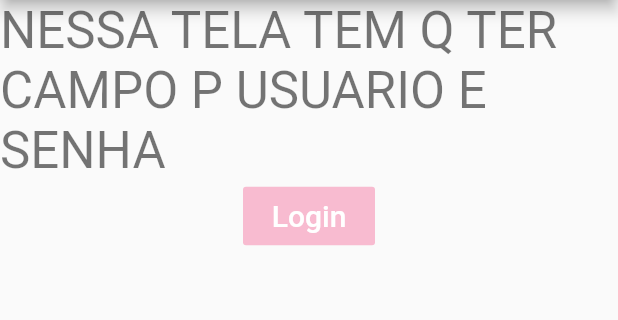
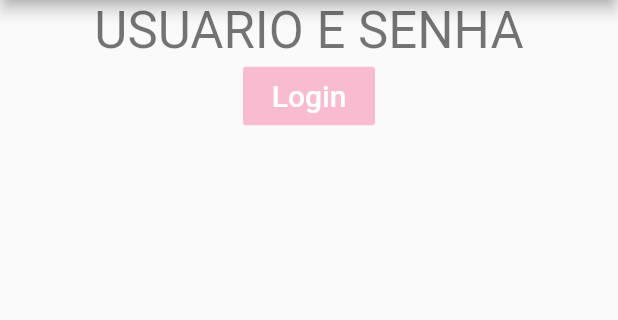
Before and after one commit to isabelamendes/Kcalculadora, a Flutter app: the screen it shows after launch, on a phone screen of 412 x 824 dp, the part 84-404 px from its top. Run offline on Flutter 3.47's test engine with Material 2 defaults, Android fonts, the phone set to English and light mode, and no system bars.

Commit message:
alteraçao do texto

```diff
--- a/lib/main.dart
+++ b/lib/main.dart
@@ -58,7 +58,7 @@ class _MyHomePageState extends State<MyHomePage> {
           child: Column(
             mainAxisAlignment: MainAxisAlignment.center,
             children: <Widget>[
-              Text("NESSA TELA TEM Q TER CAMPO P USUARIO E SENHA", style: Theme.of(context).textTheme.headline4),
+              Text("USUARIO E SENHA", style: Theme.of(context).textTheme.headline4),
               FlatButton(
                 color: Colors.pink[100],
                 textColor: Colors.white,
```
